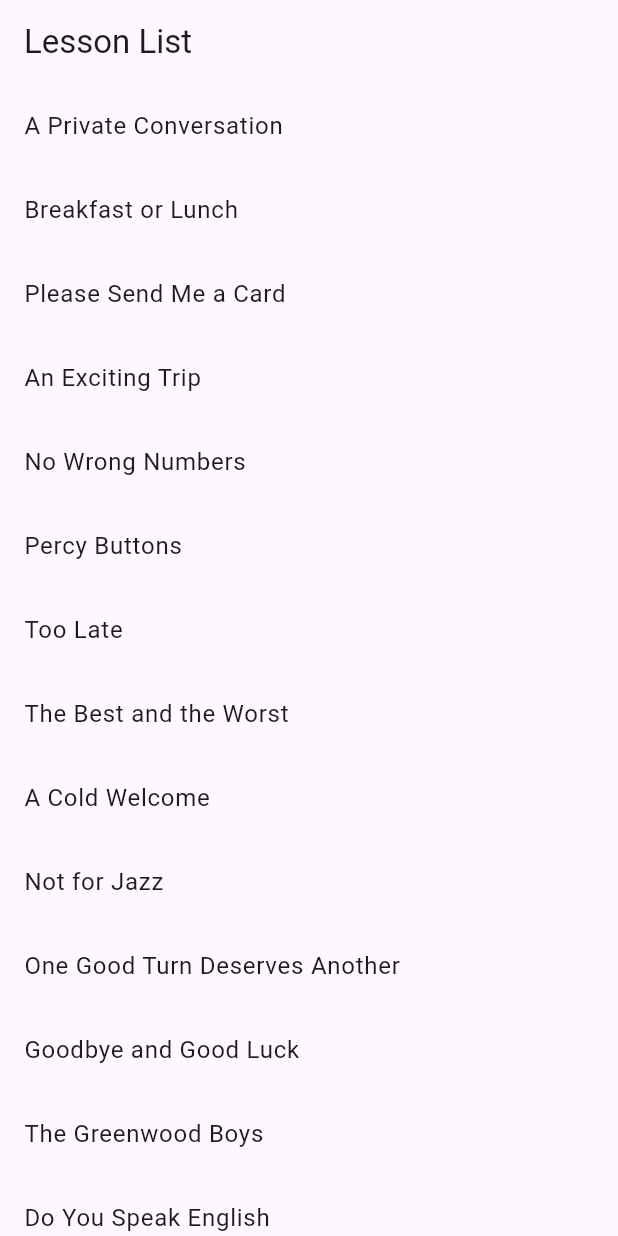
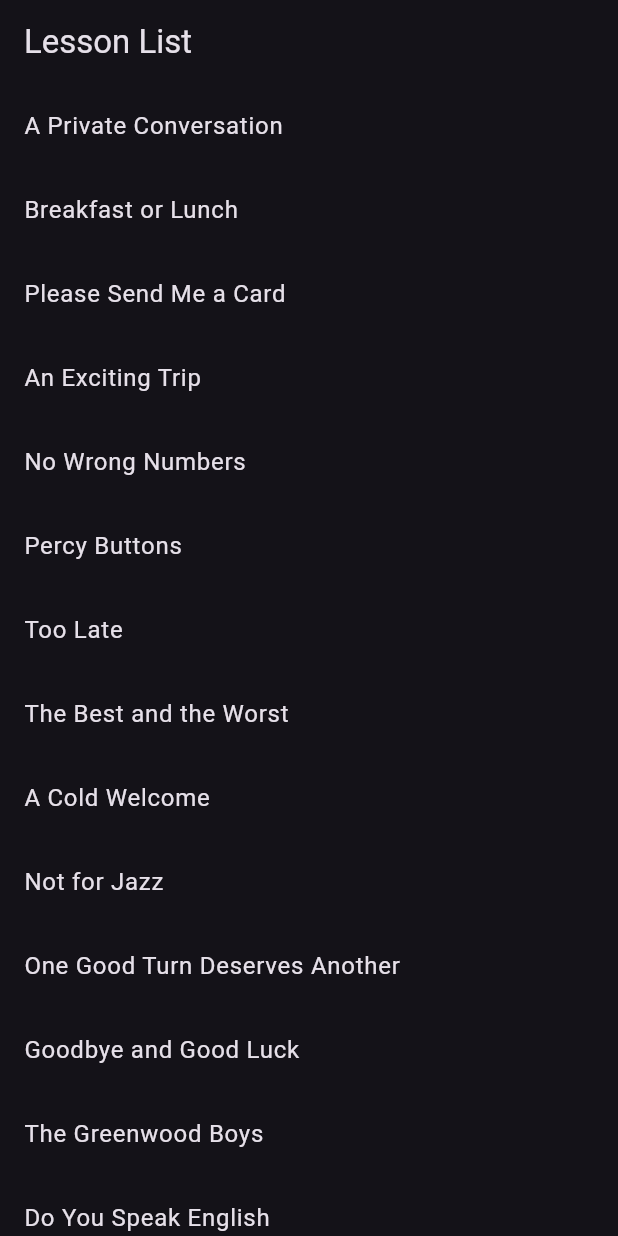
Before and after one commit to cj0x39e/english_drill_app, a Flutter app: the screen it shows after launch, on a phone screen of 412 x 824 dp. Run offline on Flutter 3.47's test engine with Material 3 defaults, Android fonts, the phone set to English and light mode, and no system bars; missing offline and left inert: audiofileplayer.

Commit message:
Using dark theme

```diff
--- a/lib/main.dart
+++ b/lib/main.dart
@@ -16,6 +16,9 @@ class MyApp extends StatelessWidget {
   Widget build(BuildContext context) {
     return MaterialApp(
         title: 'Flutter Demo',
+        debugShowCheckedModeBanner: false,
+        themeMode: ThemeMode.dark,
+        darkTheme: ThemeData.dark(),
         theme: ThemeData(
           // This is the theme of your application.
           //
```
